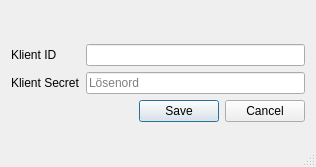
Old version of the form lantmateriet/gui/dlg_access.ui in the repository qgissverige/lantmateriet-qgis-plugin.
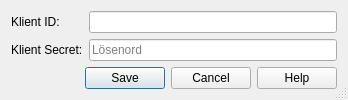
New version of the form. Custom widgets are drawn as their Qt base class.

Patch:
```diff
--- a/lantmateriet/gui/dlg_access.ui
+++ b/lantmateriet/gui/dlg_access.ui
@@ -6,8 +6,8 @@
    <rect>
     <x>0</x>
     <y>0</y>
-    <width>316</width>
-    <height>167</height>
+    <width>348</width>
+    <height>100</height>
    </rect>
   </property>
   <property name="windowTitle">
@@ -25,14 +25,14 @@
      <item row="0" column="0">
       <widget class="QLabel" name="label">
        <property name="text">
-        <string>Klient ID</string>
+        <string>Klient ID:</string>
        </property>
       </widget>
      </item>
      <item row="1" column="0">
       <widget class="QLabel" name="label_2">
        <property name="text">
-        <string>Klient Secret</string>
+        <string>Klient Secret:</string>
        </property>
       </widget>
      </item>
@@ -70,7 +70,7 @@
         <enum>Qt::Horizontal</enum>
        </property>
        <property name="standardButtons">
-        <set>QDialogButtonBox::Cancel|QDialogButtonBox::Save</set>
+        <set>QDialogButtonBox::Cancel|QDialogButtonBox::Help|QDialogButtonBox::Save</set>
        </property>
       </widget>
      </item>
```
Left out of the diff: 10 changed lines with no effect on the pictures.
